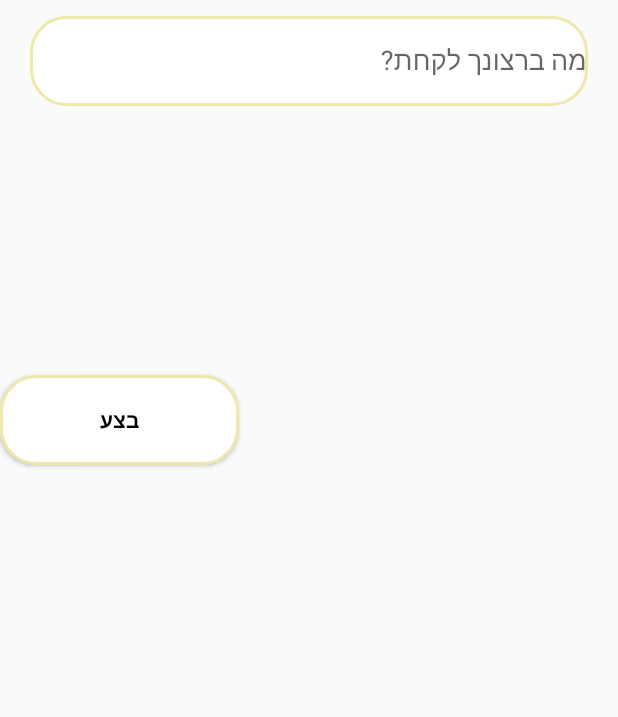
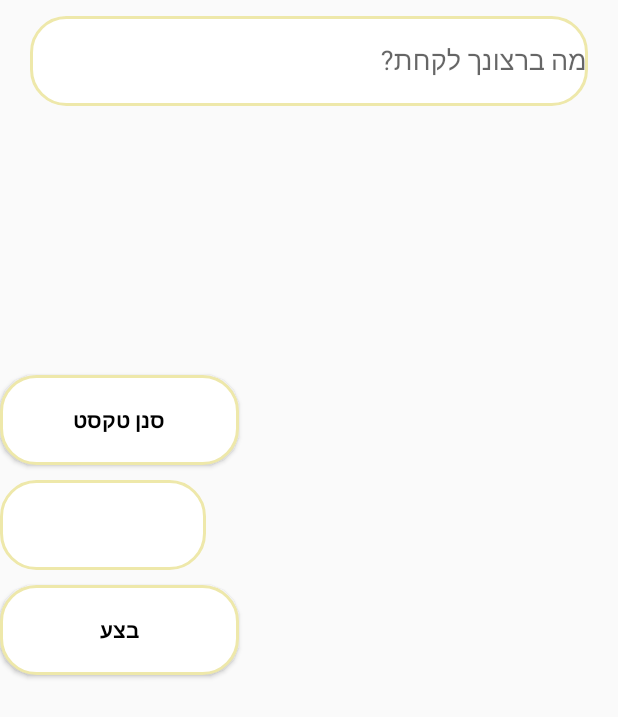
Before and after one commit to advaHutah/GiveAndTake, an Android app: the fragment TakeRequestFragment shown on its own in the app's theme, after a tap on "בצע", on a phone screen of 412 x 824 dp. Shown: the top 717 px of the screen. Run offline under Robolectric (Android 15) with nearby library versions, the phone set to English and light mode, and no system bars; our stand-ins replace Firebase (no records; nobody signed in at launch, a user with empty details on screens opened directly); 1 other tap on this screen came first.

Commit message:
1.5 after perry's help. need to try all the thing he says to do

```diff
--- a/app/src/main/java/com/example/win10/giveandtake/Logic/TakeRequest.java
+++ b/app/src/main/java/com/example/win10/giveandtake/Logic/TakeRequest.java
@@ -13,11 +13,34 @@ public class TakeRequest {
         this.userInputText = userInputText;
         this.tags = new ArrayList<String>();
         this.uid = uid;
-        findTags(userInputText);
+    }
+    public TakeRequest(String userInputText,String uid,ArrayList<String> tags) {
+        this.userInputText = userInputText;
+        this.tags = new ArrayList<String>();
+        this.uid = uid;
+    }
+    public void setTags(ArrayList<String> tags) {
+        this.tags = tags;
     }
 
-    public void findTags(String userInputText) {
-        //TODO
+    public ArrayList<String> getTags() {
+        return tags;
+    }
+
+    public String getUid() {
+        return uid;
+    }
+
+    public String getUserInputText() {
+        return userInputText;
+    }
+
+    public void setUid(String uid) {
+        this.uid = uid;
+    }
+
+    public void setUserInputText(String userInputText) {
+        this.userInputText = userInputText;
     }
 
 }
--- a/app/src/main/java/com/example/win10/giveandtake/Logic/User.java
+++ b/app/src/main/java/com/example/win10/giveandtake/Logic/User.java
@@ -75,7 +75,7 @@ public class User {
     }
 
     public String getGender() {
-        return gender.toString();
+        return gender.name();
     }
 
     public int getBalance() {
--- a/app/src/main/java/com/example/win10/giveandtake/UI/TakeRequestFragment.java
+++ b/app/src/main/java/com/example/win10/giveandtake/UI/TakeRequestFragment.java
@@ -2,24 +2,43 @@ package com.example.win10.giveandtake.UI;
 
 
 import android.app.Fragment;
+import android.content.Context;
+import android.graphics.Color;
 import android.os.Bundle;
 import android.support.annotation.Nullable;
 import android.view.LayoutInflater;
 import android.view.View;
 import android.view.ViewGroup;
+import android.widget.AdapterView;
+import android.widget.ArrayAdapter;
 import android.widget.Button;
 import android.widget.EditText;
+import android.widget.GridLayout;
+import android.widget.GridView;
+import android.widget.TextView;
+import android.widget.Toast;
 
 import com.example.win10.giveandtake.Logic.AppManager;
 import com.example.win10.giveandtake.R;
+
+import org.w3c.dom.Text;
+
+import java.util.ArrayList;
+import java.util.HashSet;
+import java.util.Set;
 
 public class TakeRequestFragment extends Fragment {
 
     private View view;
     private EditText inputText;
+    private GridView tagsGrid;
     private String text;
+    private Button findText;
     private Button requestBtn;
+
     private AppManager appManager;
+    private ArrayList<String> tags;
+    private Set<String> selectedTags;
 
     @Nullable
     @Override
@@ -28,18 +47,25 @@ public class TakeRequestFragment extends Fragment {
         appManager=AppManager.getInstance();
         inputText = (EditText)view.findViewById(R.id.take_request_input_text);
         requestBtn = (Button)view.findViewById(R.id.take_request_btn);
+        findText = (Button)view.findViewById(R.id.take_request_find_text_btn);
+        tagsGrid = (GridView)view.findViewById(R.id.take_request_tags_result);
 
-        requestBtn.setOnClickListener(new View.OnClickListener() {
-
+        findText.setOnClickListener(new View.OnClickListener() {
             @Override
             public void onClick(View view) {
                 text =inputText.getText().toString().trim();
-                appManager.addTakeRequest(text);
-                showTags(text);
+                tags = appManager.findTags(text);
+                selectedTags = new HashSet<String >();
+                showTags(tags);
             }
         });
-
-
+        requestBtn.setOnClickListener(new View.OnClickListener() {
+            @Override
+            public void onClick(View view) {
+                appManager.addTakeRequest(text,new ArrayList<String>(selectedTags));
+                //todo need to change fragment to defult
+            }
+        });
         return view;
     }
 
@@ -48,11 +74,16 @@ public class TakeRequestFragment extends Fragment {
         super.onPause();
     }
 
-    public String[] showTags(String inputText)
+    public void showTags(final ArrayList<String> tags)
     {
-
-        //TODO
-        return null;
+        ArrayAdapter arrayadapter = new ArrayAdapter<String>(view.getContext(),R.layout.item,tags);
+        tagsGrid.setAdapter(arrayadapter);
+        tagsGrid.setOnItemClickListener(new AdapterView.OnItemClickListener() {
+            public void onItemClick(AdapterView<?> parent, View v,
+                                    int position, long id) {
+                selectedTags.add(tags.get(position));
+            }
+        });
     }
 
     public void findMatch()
--- a/app/src/main/res/layout/fragment_take_request.xml
+++ b/app/src/main/res/layout/fragment_take_request.xml
@@ -25,20 +25,35 @@
     </android.support.design.widget.TextInputLayout>
 
     <Button
+        android:id="@+id/take_request_find_text_btn"
+        style="?android:textAppearanceSmall"
+        android:layout_width="wrap_content"
+        android:layout_height="wrap_content"
+        android:layout_marginRight="100dp"
+        android:background="@drawable/button_shape"
+        android:text="@string/take_request_find_text_btn"
+        android:textColor="@android:color/black"
+        android:textStyle="bold" />
+
+    <GridView
+        android:id="@+id/take_request_tags_result"
+        android:layout_marginTop="10dp"
+        android:layout_width="match_parent"
+        android:layout_height="wrap_content"
+        android:layout_centerHorizontal="true"
+        android:numColumns="3">
+    </GridView>
+
+
+    <Button
         android:id="@+id/take_request_btn"
         style="?android:textAppearanceSmall"
         android:layout_width="wrap_content"
         android:layout_height="wrap_content"
         android:layout_marginRight="100dp"
+        android:layout_marginTop="10dp"
         android:background="@drawable/button_shape"
         android:text="@string/request_btn"
         android:textColor="@android:color/black"
         android:textStyle="bold" />
-
-    <GridLayout
-        android:id="@+id/take_request_tags_result"
-        android:layout_width="wrap_content"
-        android:layout_height="wrap_content">
-    </GridLayout>
-
 </LinearLayout>
--- /dev/null
+++ b/app/src/main/res/layout/item.xml
@@ -0,0 +1,12 @@
+<?xml version="1.0" encoding="utf-8"?>
+
+<TextView xmlns:android="http://schemas.android.com/apk/res/android"
+    android:id="@android:id/text1"
+    android:layout_width="match_parent"
+    android:layout_height="wrap_content"
+    android:background="@drawable/button_shape"
+    android:gravity="center_vertical"
+    android:minHeight="?android:attr/listPreferredItemHeightSmall"
+    android:paddingEnd="?android:attr/listPreferredItemPaddingEnd"
+    android:paddingStart="?android:attr/listPreferredItemPaddingStart"
+    android:textAppearance="?android:attr/textAppearanceListItemSmall" />
--- a/app/src/main/res/values/strings.xml
+++ b/app/src/main/res/values/strings.xml
@@ -62,6 +62,7 @@
     <string name="give_request_input_text">מה ברצונך לתת?</string>
     <string name="request_btn">בצע</string>
     <string name="take_request_input_text">מה ברצונך לקחת?</string>
+    <string name="take_request_find_text_btn">סנן טקסט</string>
 
 
 </resources>
```
Also changed, not shown: app/src/main/java/com/example/win10/giveandtake/DBLogic/FirebaseManager.java (renamed from app/src/main/java/com/example/win10/giveandtake/DBLogic/UserService.java, +37 -19 lines), app/src/main/java/com/example/win10/giveandtake/Logic/AppManager.java (+51 -21 lines), app/src/main/java/com/example/win10/giveandtake/Logic/GiveRequest.java (+26 -3 lines), app/src/main/java/com/example/win10/giveandtake/UI/ButtonAdapter.java (added, +45 -0 lines), app/src/main/java/com/example/win10/giveandtake/UI/GiveRequestFragment.java (+42 -13 lines), app/src/main/java/com/example/win10/giveandtake/UI/LoginActivity.java (+9 -38 lines), app/src/main/res/layout/fragment_give_request.xml (+21 -7 lines).
